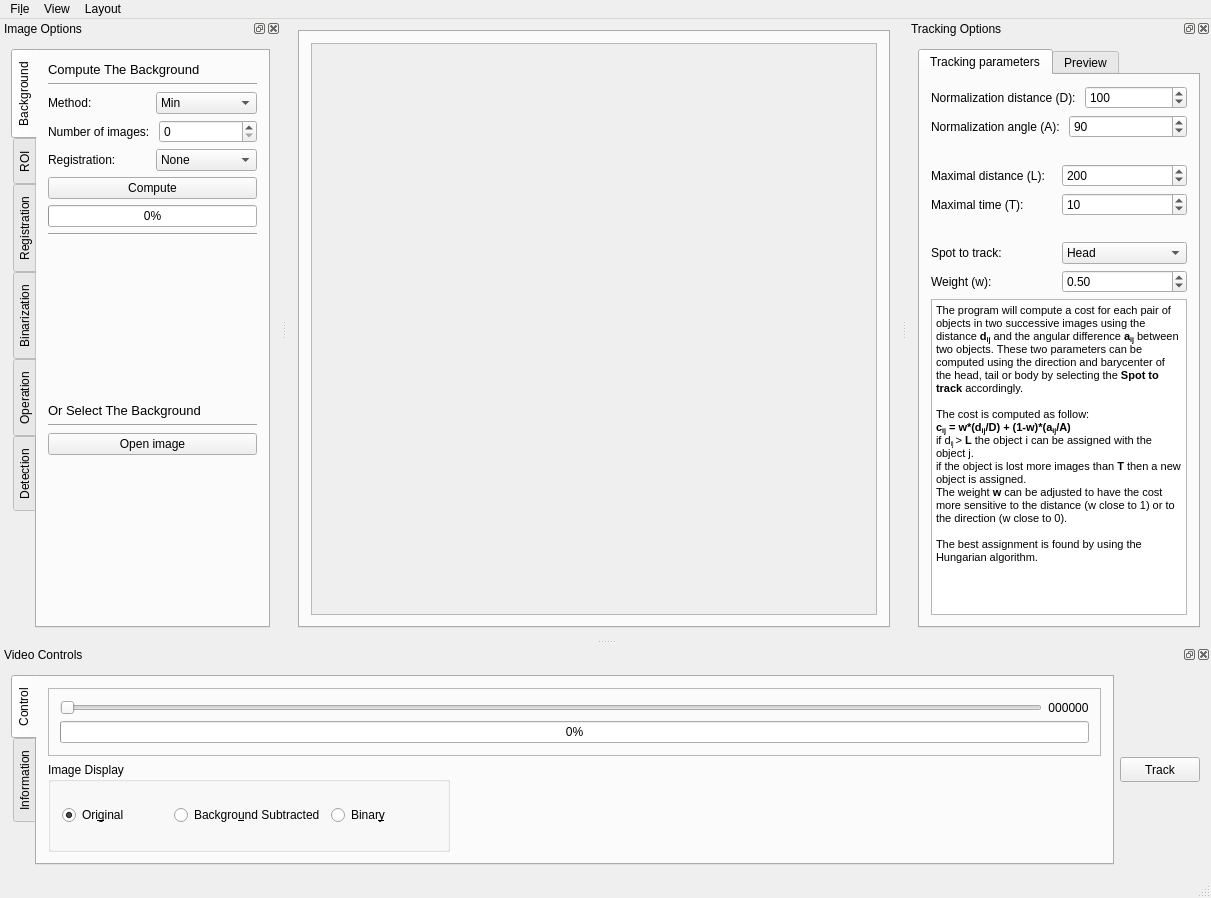
FastTrackOrg/FastTrack, file src/interactive.ui: the form before one commit.
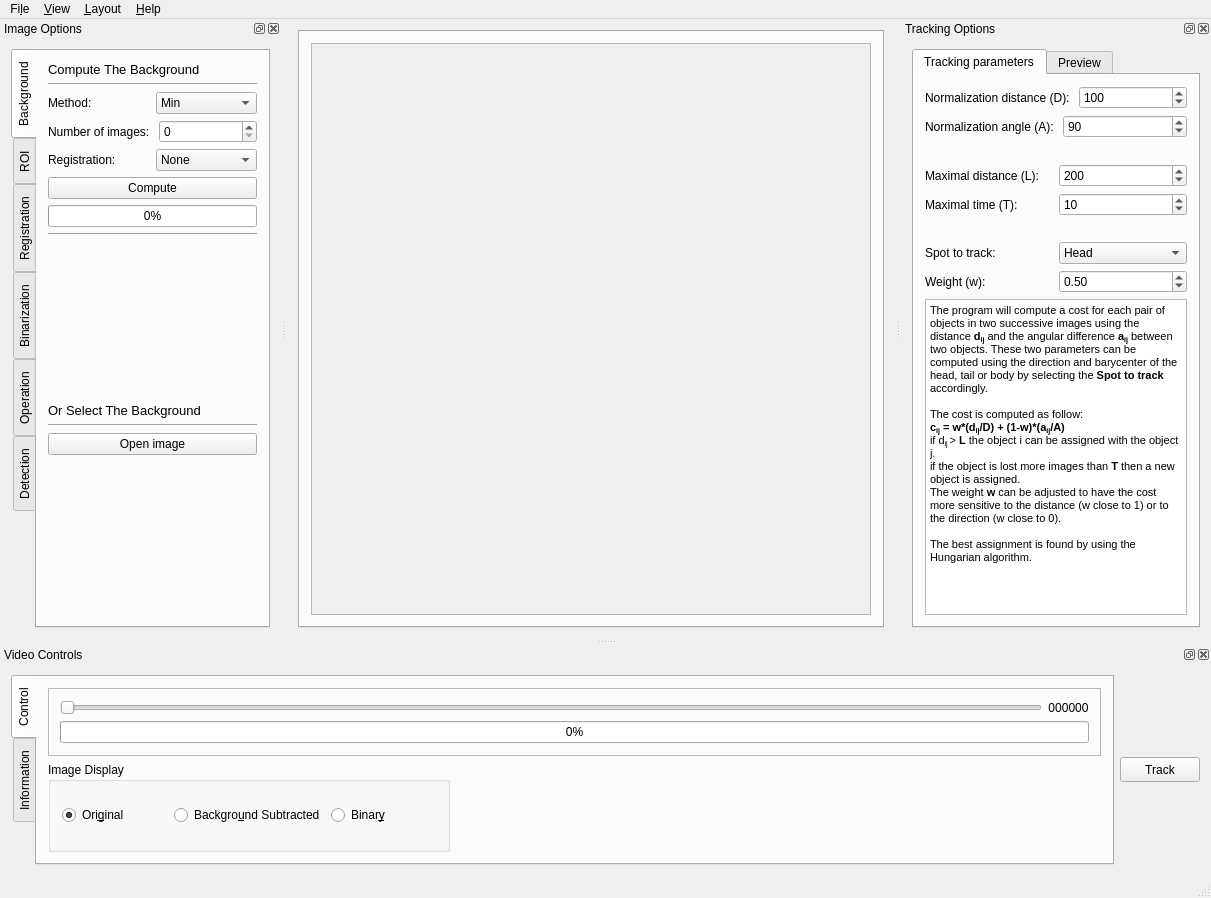
The form after the commit.

Commit message: [feat] interactive: add help menu

```diff
--- a/src/interactive.ui
+++ b/src/interactive.ui
@@ -53,8 +53,8 @@
             <rect>
              <x>0</x>
              <y>0</y>
-             <width>572</width>
-             <height>609</height>
+             <width>576</width>
+             <height>604</height>
             </rect>
            </property>
            <layout class="QGridLayout" name="gridLayout_2">
@@ -88,7 +88,7 @@
   <widget class="QDockWidget" name="trackingOptions">
    <property name="minimumSize">
     <size>
-     <width>304</width>
+     <width>310</width>
      <height>399</height>
     </size>
    </property>
@@ -293,17 +293,17 @@
 &lt;html&gt;&lt;head&gt;&lt;meta name=&quot;qrichtext&quot; content=&quot;1&quot; /&gt;&lt;style type=&quot;text/css&quot;&gt;
 p, li { white-space: pre-wrap; }
 &lt;/style&gt;&lt;/head&gt;&lt;body style=&quot; font-family:'Sans Serif'; font-size:9pt; font-weight:400; font-style:normal;&quot;&gt;
-&lt;p style=&quot; margin-top:0px; margin-bottom:0px; margin-left:0px; margin-right:0px; -qt-block-indent:0; text-indent:0px;&quot;&gt;&lt;span style=&quot; font-family:'Sans Serif'; font-size:8pt;&quot;&gt;The program will compute a cost for each pair of objects in two successive images using the distance &lt;/span&gt;&lt;span style=&quot; font-family:'Sans Serif'; font-size:8pt; font-weight:600;&quot;&gt;d&lt;/span&gt;&lt;span style=&quot; font-family:'Sans Serif'; font-size:8pt; font-weight:600; vertical-align:sub;&quot;&gt;ij&lt;/span&gt;&lt;span style=&quot; font-family:'Sans Serif'; font-size:8pt;&quot;&gt; and the angular difference &lt;/span&gt;&lt;span style=&quot; font-family:'Sans Serif'; font-size:8pt; font-weight:600;&quot;&gt;a&lt;/span&gt;&lt;span style=&quot; font-family:'Sans Serif'; font-size:8pt; font-weight:600; vertical-align:sub;&quot;&gt;ij&lt;/span&gt;&lt;span style=&quot; font-family:'Sans Serif'; font-size:8pt;&quot;&gt; between two objects. These two parameters can be computed using the direction and barycenter of the head, tail or body by selecting the&lt;/span&gt;&lt;span style=&quot; font-family:'Sans Serif'; font-size:8pt; font-weight:600;&quot;&gt; Spot to track &lt;/span&gt;&lt;span style=&quot; font-family:'Sans Serif'; font-size:8pt;&quot;&gt;accordingly.&lt;/span&gt;&lt;/p&gt;
-&lt;p style=&quot;-qt-paragraph-type:empty; margin-top:0px; margin-bottom:0px; margin-left:0px; margin-right:0px; -qt-block-indent:0; text-indent:0px; font-family:'Sans Serif'; font-size:8pt;&quot;&gt;&lt;br /&gt;&lt;/p&gt;
-&lt;p style=&quot; margin-top:0px; margin-bottom:0px; margin-left:0px; margin-right:0px; -qt-block-indent:0; text-indent:0px;&quot;&gt;&lt;span style=&quot; font-family:'Sans Serif'; font-size:8pt;&quot;&gt;The cost is computed as follow:&lt;/span&gt;&lt;/p&gt;
-&lt;p style=&quot; margin-top:0px; margin-bottom:0px; margin-left:0px; margin-right:0px; -qt-block-indent:0; text-indent:0px;&quot;&gt;&lt;span style=&quot; font-family:'Sans Serif'; font-size:8pt; font-weight:600;&quot;&gt;c&lt;/span&gt;&lt;span style=&quot; font-family:'Sans Serif'; font-size:8pt; font-weight:600; vertical-align:sub;&quot;&gt;ij&lt;/span&gt;&lt;span style=&quot; font-family:'Sans Serif'; font-size:8pt; font-weight:600;&quot;&gt; = w*(d&lt;/span&gt;&lt;span style=&quot; font-family:'Sans Serif'; font-size:8pt; font-weight:600; vertical-align:sub;&quot;&gt;ij&lt;/span&gt;&lt;span style=&quot; font-family:'Sans Serif'; font-size:8pt; font-weight:600;&quot;&gt;/D) + (1-w)*(a&lt;/span&gt;&lt;span style=&quot; font-family:'Sans Serif'; font-size:8pt; font-weight:600; vertical-align:sub;&quot;&gt;ij&lt;/span&gt;&lt;span style=&quot; font-family:'Sans Serif'; font-size:8pt; font-weight:600;&quot;&gt;/A)&lt;/span&gt;&lt;/p&gt;
-&lt;p style=&quot; margin-top:0px; margin-bottom:0px; margin-left:0px; margin-right:0px; -qt-block-indent:0; text-indent:0px;&quot;&gt;&lt;span style=&quot; font-family:'Sans Serif'; font-size:8pt;&quot;&gt;if d&lt;/span&gt;&lt;span style=&quot; font-family:'Sans Serif'; font-size:8pt; vertical-align:sub;&quot;&gt;ij &lt;/span&gt;&lt;span style=&quot; font-family:'Sans Serif'; font-size:8pt;&quot;&gt;&amp;gt; &lt;/span&gt;&lt;span style=&quot; font-family:'Sans Serif'; font-size:8pt; font-weight:600;&quot;&gt;L&lt;/span&gt;&lt;span style=&quot; font-family:'Sans Serif'; font-size:8pt;&quot;&gt; the object i can be assigned with the object j.&lt;/span&gt;&lt;/p&gt;
-&lt;p style=&quot; margin-top:0px; margin-bottom:0px; margin-left:0px; margin-right:0px; -qt-block-indent:0; text-indent:0px;&quot;&gt;&lt;span style=&quot; font-family:'Sans Serif'; font-size:8pt;&quot;&gt;if the object is lost more images than &lt;/span&gt;&lt;span style=&quot; font-family:'Sans Serif'; font-size:8pt; font-weight:600;&quot;&gt;T&lt;/span&gt;&lt;span style=&quot; font-family:'Sans Serif'; font-size:8pt;&quot;&gt; then a new object is assigned.&lt;/span&gt;&lt;/p&gt;
-&lt;p style=&quot; margin-top:0px; margin-bottom:0px; margin-left:0px; margin-right:0px; -qt-block-indent:0; text-indent:0px;&quot;&gt;&lt;span style=&quot; font-family:'Sans Serif'; font-size:8pt;&quot;&gt;The weight &lt;/span&gt;&lt;span style=&quot; font-family:'Sans Serif'; font-size:8pt; font-weight:600;&quot;&gt;w &lt;/span&gt;&lt;span style=&quot; font-family:'Sans Serif'; font-size:8pt;&quot;&gt;can be adjusted to have the cost more sensitive to the distance (w close to 1) or to the direction (w close to 0).&lt;/span&gt;&lt;/p&gt;
-&lt;p style=&quot;-qt-paragraph-type:empty; margin-top:0px; margin-bottom:0px; margin-left:0px; margin-right:0px; -qt-block-indent:0; text-indent:0px; font-family:'Sans Serif'; font-size:8pt;&quot;&gt;&lt;br /&gt;&lt;/p&gt;
-&lt;p style=&quot; margin-top:0px; margin-bottom:0px; margin-left:0px; margin-right:0px; -qt-block-indent:0; text-indent:0px;&quot;&gt;&lt;span style=&quot; font-family:'Sans Serif'; font-size:8pt;&quot;&gt;The best assignment is found by using the Hungarian algorithm.&lt;/span&gt;&lt;/p&gt;
-&lt;p style=&quot;-qt-paragraph-type:empty; margin-top:0px; margin-bottom:0px; margin-left:0px; margin-right:0px; -qt-block-indent:0; text-indent:0px; font-family:'Sans Serif'; font-size:11pt; font-weight:600;&quot;&gt;&lt;br /&gt;&lt;/p&gt;
-&lt;p style=&quot;-qt-paragraph-type:empty; margin-top:0px; margin-bottom:0px; margin-left:0px; margin-right:0px; -qt-block-indent:0; text-indent:0px; font-family:'Sans Serif'; font-size:11pt; font-weight:600;&quot;&gt;&lt;br /&gt;&lt;/p&gt;&lt;/body&gt;&lt;/html&gt;</string>
+&lt;p style=&quot; margin-top:0px; margin-bottom:0px; margin-left:0px; margin-right:0px; -qt-block-indent:0; text-indent:0px;&quot;&gt;&lt;span style=&quot; font-size:8pt;&quot;&gt;The program will compute a cost for each pair of objects in two successive images using the distance &lt;/span&gt;&lt;span style=&quot; font-size:8pt; font-weight:600;&quot;&gt;d&lt;/span&gt;&lt;span style=&quot; font-size:8pt; font-weight:600; vertical-align:sub;&quot;&gt;ij&lt;/span&gt;&lt;span style=&quot; font-size:8pt;&quot;&gt; and the angular difference &lt;/span&gt;&lt;span style=&quot; font-size:8pt; font-weight:600;&quot;&gt;a&lt;/span&gt;&lt;span style=&quot; font-size:8pt; font-weight:600; vertical-align:sub;&quot;&gt;ij&lt;/span&gt;&lt;span style=&quot; font-size:8pt;&quot;&gt; between two objects. These two parameters can be computed using the direction and barycenter of the head, tail or body by selecting the&lt;/span&gt;&lt;span style=&quot; font-size:8pt; font-weight:600;&quot;&gt; Spot to track &lt;/span&gt;&lt;span style=&quot; font-size:8pt;&quot;&gt;accordingly.&lt;/span&gt;&lt;/p&gt;
+&lt;p style=&quot;-qt-paragraph-type:empty; margin-top:0px; margin-bottom:0px; margin-left:0px; margin-right:0px; -qt-block-indent:0; text-indent:0px; font-size:8pt;&quot;&gt;&lt;br /&gt;&lt;/p&gt;
+&lt;p style=&quot; margin-top:0px; margin-bottom:0px; margin-left:0px; margin-right:0px; -qt-block-indent:0; text-indent:0px;&quot;&gt;&lt;span style=&quot; font-size:8pt;&quot;&gt;The cost is computed as follow:&lt;/span&gt;&lt;/p&gt;
+&lt;p style=&quot; margin-top:0px; margin-bottom:0px; margin-left:0px; margin-right:0px; -qt-block-indent:0; text-indent:0px;&quot;&gt;&lt;span style=&quot; font-size:8pt; font-weight:600;&quot;&gt;c&lt;/span&gt;&lt;span style=&quot; font-size:8pt; font-weight:600; vertical-align:sub;&quot;&gt;ij&lt;/span&gt;&lt;span style=&quot; font-size:8pt; font-weight:600;&quot;&gt; = w*(d&lt;/span&gt;&lt;span style=&quot; font-size:8pt; font-weight:600; vertical-align:sub;&quot;&gt;ij&lt;/span&gt;&lt;span style=&quot; font-size:8pt; font-weight:600;&quot;&gt;/D) + (1-w)*(a&lt;/span&gt;&lt;span style=&quot; font-size:8pt; font-weight:600; vertical-align:sub;&quot;&gt;ij&lt;/span&gt;&lt;span style=&quot; font-size:8pt; font-weight:600;&quot;&gt;/A)&lt;/span&gt;&lt;/p&gt;
+&lt;p style=&quot; margin-top:0px; margin-bottom:0px; margin-left:0px; margin-right:0px; -qt-block-indent:0; text-indent:0px;&quot;&gt;&lt;span style=&quot; font-size:8pt;&quot;&gt;if d&lt;/span&gt;&lt;span style=&quot; font-size:8pt; vertical-align:sub;&quot;&gt;ij &lt;/span&gt;&lt;span style=&quot; font-size:8pt;&quot;&gt;&amp;gt; &lt;/span&gt;&lt;span style=&quot; font-size:8pt; font-weight:600;&quot;&gt;L&lt;/span&gt;&lt;span style=&quot; font-size:8pt;&quot;&gt; the object i can be assigned with the object j.&lt;/span&gt;&lt;/p&gt;
+&lt;p style=&quot; margin-top:0px; margin-bottom:0px; margin-left:0px; margin-right:0px; -qt-block-indent:0; text-indent:0px;&quot;&gt;&lt;span style=&quot; font-size:8pt;&quot;&gt;if the object is lost more images than &lt;/span&gt;&lt;span style=&quot; font-size:8pt; font-weight:600;&quot;&gt;T&lt;/span&gt;&lt;span style=&quot; font-size:8pt;&quot;&gt; then a new object is assigned.&lt;/span&gt;&lt;/p&gt;
+&lt;p style=&quot; margin-top:0px; margin-bottom:0px; margin-left:0px; margin-right:0px; -qt-block-indent:0; text-indent:0px;&quot;&gt;&lt;span style=&quot; font-size:8pt;&quot;&gt;The weight &lt;/span&gt;&lt;span style=&quot; font-size:8pt; font-weight:600;&quot;&gt;w &lt;/span&gt;&lt;span style=&quot; font-size:8pt;&quot;&gt;can be adjusted to have the cost more sensitive to the distance (w close to 1) or to the direction (w close to 0).&lt;/span&gt;&lt;/p&gt;
+&lt;p style=&quot;-qt-paragraph-type:empty; margin-top:0px; margin-bottom:0px; margin-left:0px; margin-right:0px; -qt-block-indent:0; text-indent:0px; font-size:8pt;&quot;&gt;&lt;br /&gt;&lt;/p&gt;
+&lt;p style=&quot; margin-top:0px; margin-bottom:0px; margin-left:0px; margin-right:0px; -qt-block-indent:0; text-indent:0px;&quot;&gt;&lt;span style=&quot; font-size:8pt;&quot;&gt;The best assignment is found by using the Hungarian algorithm.&lt;/span&gt;&lt;/p&gt;
+&lt;p style=&quot;-qt-paragraph-type:empty; margin-top:0px; margin-bottom:0px; margin-left:0px; margin-right:0px; -qt-block-indent:0; text-indent:0px; font-size:11pt; font-weight:600;&quot;&gt;&lt;br /&gt;&lt;/p&gt;
+&lt;p style=&quot;-qt-paragraph-type:empty; margin-top:0px; margin-bottom:0px; margin-left:0px; margin-right:0px; -qt-block-indent:0; text-indent:0px; font-size:11pt; font-weight:600;&quot;&gt;&lt;br /&gt;&lt;/p&gt;&lt;/body&gt;&lt;/html&gt;</string>
            </property>
           </widget>
          </item>
@@ -1117,21 +1117,34 @@
    </widget>
    <widget class="QMenu" name="menuView">
     <property name="title">
-     <string>View</string>
+     <string>&amp;View</string>
     </property>
    </widget>
    <widget class="QMenu" name="menuLayout">
     <property name="title">
-     <string>Layout</string>
+     <string>&amp;Layout</string>
     </property>
     <addaction name="actionLayout1"/>
     <addaction name="actionLayout2"/>
     <addaction name="actionLayout3"/>
     <addaction name="actionLayout4"/>
    </widget>
+   <widget class="QMenu" name="menuHelp">
+    <property name="title">
+     <string>&amp;Help</string>
+    </property>
+    <addaction name="actionDoc"/>
+    <addaction name="actionTuto"/>
+    <addaction name="separator"/>
+    <addaction name="actionIssue"/>
+    <addaction name="actionContact"/>
+    <addaction name="separator"/>
+    <addaction name="actionAbout"/>
+   </widget>
    <addaction name="menuOpen"/>
    <addaction name="menuView"/>
    <addaction name="menuLayout"/>
+   <addaction name="menuHelp"/>
   </widget>
   <widget class="QDockWidget" name="controlOptions">
    <property name="features">
```
Left out of the diff: 47 changed lines with no effect on the pictures. The commit also changes 2 other files.
